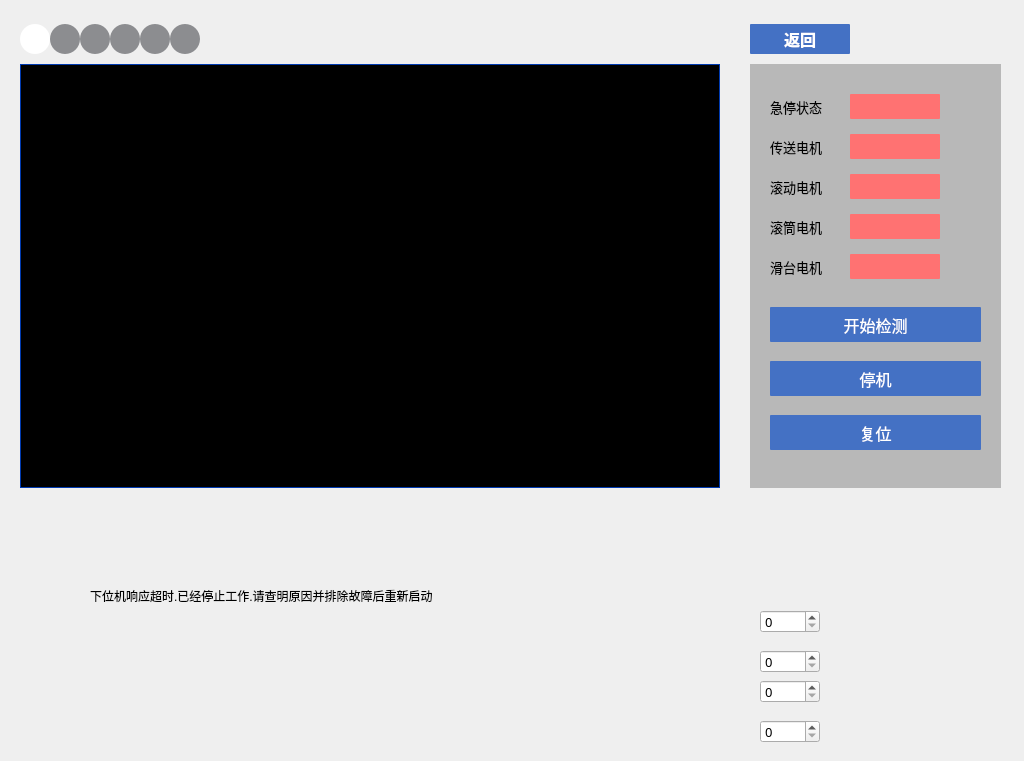
First picture: the form in main_page/screencheck.ui, repository jaueone/Magnetic, before the edit.
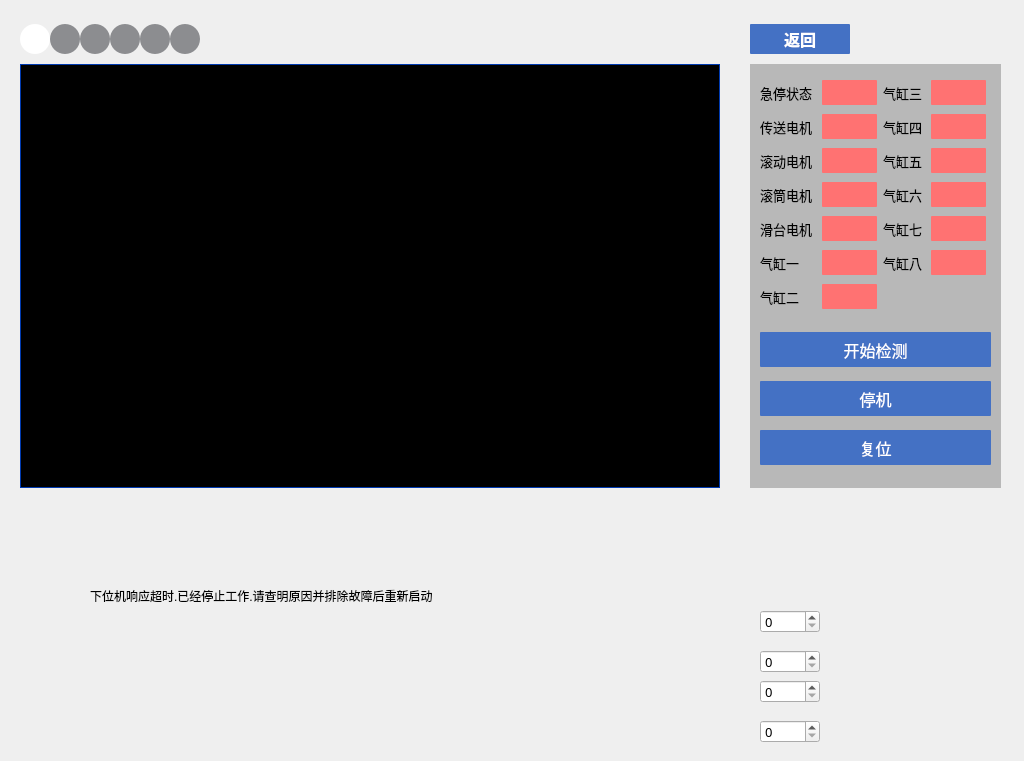
Second picture: the form after the edit.

```diff
--- a/main_page/screencheck.ui
+++ b/main_page/screencheck.ui
@@ -385,22 +385,141 @@
        <number>0</number>
       </property>
       <widget class="QWidget" name="page">
+       <widget class="QWidget" name="verticalLayoutWidget">
+        <property name="geometry">
+         <rect>
+          <x>10</x>
+          <y>260</y>
+          <width>231</width>
+          <height>151</height>
+         </rect>
+        </property>
+        <layout class="QVBoxLayout" name="verticalLayout">
+         <item>
+          <widget class="QPushButton" name="start_check">
+           <property name="minimumSize">
+            <size>
+             <width>0</width>
+             <height>35</height>
+            </size>
+           </property>
+           <property name="font">
+            <font>
+             <family>微软雅黑</family>
+             <pointsize>12</pointsize>
+            </font>
+           </property>
+           <property name="styleSheet">
+            <string notr="true">QPushButton{color:white;background-color: rgb(68, 113, 196);border-radius:1px}
+QPushButton::pressed{background-color: rgb(142, 170, 220);}</string>
+           </property>
+           <property name="text">
+            <string>开始检测</string>
+           </property>
+          </widget>
+         </item>
+         <item>
+          <widget class="QPushButton" name="pushButton_17">
+           <property name="minimumSize">
+            <size>
+             <width>0</width>
+             <height>35</height>
+            </size>
+           </property>
+           <property name="font">
+            <font>
+             <family>微软雅黑</family>
+             <pointsize>12</pointsize>
+            </font>
+           </property>
+           <property name="styleSheet">
+            <string notr="true">QPushButton{color:white;background-color: rgb(68, 113, 196);border-radius:1px}
+QPushButton::pressed{background-color: rgb(142, 170, 220);}</string>
+           </property>
+           <property name="text">
+            <string>停机</string>
+           </property>
+          </widget>
+         </item>
+         <item>
+          <widget class="QPushButton" name="pushButton_18">
+           <property name="minimumSize">
+            <size>
+             <width>0</width>
+             <height>35</height>
+            </size>
+           </property>
+           <property name="font">
+            <font>
+             <family>微软雅黑</family>
+             <pointsize>12</pointsize>
+            </font>
+           </property>
+           <property name="styleSheet">
+            <string notr="true">QPushButton{color:white;background-color: rgb(68, 113, 196);border-radius:1px}
+QPushButton::pressed{background-color: rgb(142, 170, 220);}</string>
+           </property>
+           <property name="text">
+            <string>复位</string>
+           </property>
+          </widget>
+         </item>
+        </layout>
+       </widget>
        <widget class="QWidget" name="gridLayoutWidget_2">
         <property name="geometry">
          <rect>
-          <x>20</x>
-          <y>30</y>
-          <width>170</width>
-          <height>187</height>
+          <x>10</x>
+          <y>10</y>
+          <width>231</width>
+          <height>241</height>
          </rect>
         </property>
         <layout class="QGridLayout" name="gridLayout_2">
-         <property name="horizontalSpacing">
-          <number>26</number>
+         <property name="topMargin">
+          <number>3</number>
          </property>
-         <property name="verticalSpacing">
-          <number>15</number>
+         <property name="rightMargin">
+          <number>5</number>
          </property>
+         <property name="bottomMargin">
+          <number>3</number>
+         </property>
+         <property name="spacing">
+          <number>6</number>
+         </property>
+         <item row="1" column="1">
+          <widget class="QPushButton" name="motor_1">
+           <property name="enabled">
+            <bool>false</bool>
+           </property>
+           <property name="minimumSize">
+            <size>
+             <width>0</width>
+             <height>25</height>
+            </size>
+           </property>
+           <property name="font">
+            <font>
+             <family>微软雅黑</family>
+             <pointsize>10</pointsize>
+            </font>
+           </property>
+           <property name="styleSheet">
+            <string notr="true">QPushButton{color:black;background-color:rgb(255, 114, 114);border-radius:1px}
+QPushButton::checked{background-color:rgb(47, 255, 168);}</string>
+           </property>
+           <property name="text">
+            <string/>
+           </property>
+           <property name="checkable">
+            <bool>true</bool>
+           </property>
+           <property name="checked">
+            <bool>false</bool>
+           </property>
+          </widget>
+         </item>
          <item row="2" column="1">
           <widget class="QPushButton" name="motor_2">
            <property name="enabled">
@@ -430,6 +549,106 @@
            </property>
           </widget>
          </item>
+         <item row="4" column="1">
+          <widget class="QPushButton" name="motor_4">
+           <property name="enabled">
+            <bool>false</bool>
+           </property>
+           <property name="minimumSize">
+            <size>
+             <width>0</width>
+             <height>25</height>
+            </size>
+           </property>
+           <property name="font">
+            <font>
+             <family>微软雅黑</family>
+             <pointsize>10</pointsize>
+            </font>
+           </property>
+           <property name="styleSheet">
+            <string notr="true">QPushButton{color:black;background-color:rgb(255, 114, 114);border-radius:1px}
+QPushButton::checked{background-color:rgb(47, 255, 168);}</string>
+           </property>
+           <property name="text">
+            <string/>
+           </property>
+           <property name="checkable">
+            <bool>true</bool>
+           </property>
+          </widget>
+         </item>
+         <item row="4" column="2">
+          <widget class="QLabel" name="label_31">
+           <property name="font">
+            <font>
+             <family>微软雅黑</family>
+             <pointsize>10</pointsize>
+            </font>
+           </property>
+           <property name="text">
+            <string>气缸七</string>
+           </property>
+          </widget>
+         </item>
+         <item row="6" column="1">
+          <widget class="QPushButton" name="cylinder_2">
+           <property name="enabled">
+            <bool>false</bool>
+           </property>
+           <property name="minimumSize">
+            <size>
+             <width>0</width>
+             <height>25</height>
+            </size>
+           </property>
+           <property name="font">
+            <font>
+             <family>微软雅黑</family>
+             <pointsize>10</pointsize>
+            </font>
+           </property>
+           <property name="styleSheet">
+            <string notr="true">QPushButton{color:black;background-color:rgb(255, 114, 114);border-radius:1px}
+QPushButton::checked{background-color:rgb(47, 255, 168);}</string>
+           </property>
+           <property name="text">
+            <string/>
+           </property>
+           <property name="checkable">
+            <bool>true</bool>
+           </property>
+          </widget>
+         </item>
+         <item row="3" column="1">
+          <widget class="QPushButton" name="motor_3">
+           <property name="enabled">
+            <bool>false</bool>
+           </property>
+           <property name="minimumSize">
+            <size>
+             <width>0</width>
+             <height>25</height>
+            </size>
+           </property>
+           <property name="font">
+            <font>
+             <family>微软雅黑</family>
+             <pointsize>10</pointsize>
+            </font>
+           </property>
+           <property name="styleSheet">
+            <string notr="true">QPushButton{color:black;background-color:rgb(255, 114, 114);border-radius:1px}
+QPushButton::checked{background-color:rgb(47, 255, 168);}</string>
+           </property>
+           <property name="text">
+            <string/>
+           </property>
+           <property name="checkable">
+            <bool>true</bool>
+           </property>
+          </widget>
+         </item>
          <item row="3" column="0">
           <widget class="QLabel" name="label_23">
            <property name="font">
@@ -443,6 +662,19 @@
            </property>
           </widget>
          </item>
+         <item row="0" column="0">
+          <widget class="QLabel" name="label_20">
+           <property name="font">
+            <font>
+             <family>微软雅黑</family>
+             <pointsize>10</pointsize>
+            </font>
+           </property>
+           <property name="text">
+            <string>急停状态 </string>
+           </property>
+          </widget>
+         </item>
          <item row="2" column="0">
           <widget class="QLabel" name="label_22">
            <property name="font">
@@ -456,16 +688,32 @@
            </property>
           </widget>
          </item>
-         <item row="1" column="0">
-          <widget class="QLabel" name="label_21">
+         <item row="5" column="1">
+          <widget class="QPushButton" name="cylinder_1">
+           <property name="enabled">
+            <bool>false</bool>
+           </property>
+           <property name="minimumSize">
+            <size>
+             <width>0</width>
+             <height>25</height>
+            </size>
+           </property>
            <property name="font">
             <font>
              <family>微软雅黑</family>
              <pointsize>10</pointsize>
             </font>
            </property>
+           <property name="styleSheet">
+            <string notr="true">QPushButton{color:black;background-color:rgb(255, 114, 114);border-radius:1px}
+QPushButton::checked{background-color:rgb(47, 255, 168);}</string>
+           </property>
            <property name="text">
-            <string>传送电机</string>
+            <string/>
+           </property>
+           <property name="checkable">
+            <bool>true</bool>
            </property>
           </widget>
          </item>
@@ -476,7 +724,7 @@
            </property>
            <property name="minimumSize">
             <size>
-             <width>90</width>
+             <width>55</width>
              <height>25</height>
             </size>
            </property>
@@ -507,8 +755,8 @@
            </property>
           </widget>
          </item>
-         <item row="0" column="0">
-          <widget class="QLabel" name="label_20">
+         <item row="3" column="2">
+          <widget class="QLabel" name="label_30">
            <property name="font">
             <font>
              <family>微软雅黑</family>
@@ -516,7 +764,85 @@
             </font>
            </property>
            <property name="text">
-            <string>急停状态</string>
+            <string>气缸六</string>
+           </property>
+          </widget>
+         </item>
+         <item row="5" column="2">
+          <widget class="QLabel" name="label_32">
+           <property name="font">
+            <font>
+             <family>微软雅黑</family>
+             <pointsize>10</pointsize>
+            </font>
+           </property>
+           <property name="text">
+            <string>气缸八</string>
+           </property>
+          </widget>
+         </item>
+         <item row="1" column="2">
+          <widget class="QLabel" name="label_28">
+           <property name="font">
+            <font>
+             <family>微软雅黑</family>
+             <pointsize>10</pointsize>
+            </font>
+           </property>
+           <property name="text">
+            <string>气缸四</string>
+           </property>
+          </widget>
+         </item>
+         <item row="0" column="2">
+          <widget class="QLabel" name="label_27">
+           <property name="font">
+            <font>
+             <family>微软雅黑</family>
+             <pointsize>10</pointsize>
+            </font>
+           </property>
+           <property name="text">
+            <string>气缸三</string>
+           </property>
+          </widget>
+         </item>
+         <item row="2" column="2">
+          <widget class="QLabel" name="label_29">
+           <property name="font">
+            <font>
+             <family>微软雅黑</family>
+             <pointsize>10</pointsize>
+            </font>
+           </property>
+           <property name="text">
+            <string>气缸五</string>
+           </property>
+          </widget>
+         </item>
+         <item row="5" column="0">
+          <widget class="QLabel" name="label_25">
+           <property name="font">
+            <font>
+             <family>微软雅黑</family>
+             <pointsize>10</pointsize>
+            </font>
+           </property>
+           <property name="text">
+            <string>气缸一</string>
+           </property>
+          </widget>
+         </item>
+         <item row="6" column="0">
+          <widget class="QLabel" name="label_26">
+           <property name="font">
+            <font>
+             <family>微软雅黑</family>
+             <pointsize>10</pointsize>
+            </font>
+           </property>
+           <property name="text">
+            <string>气缸二</string>
            </property>
           </widget>
          </item>
@@ -533,17 +859,36 @@
            </property>
           </widget>
          </item>
-         <item row="1" column="1">
-          <widget class="QPushButton" name="motor_1">
+         <item row="1" column="0">
+          <widget class="QLabel" name="label_21">
+           <property name="font">
+            <font>
+             <family>微软雅黑</family>
+             <pointsize>10</pointsize>
+            </font>
+           </property>
+           <property name="text">
+            <string>传送电机</string>
+           </property>
+          </widget>
+         </item>
+         <item row="0" column="3">
+          <widget class="QPushButton" name="cylinder_3">
            <property name="enabled">
             <bool>false</bool>
            </property>
            <property name="minimumSize">
             <size>
-             <width>0</width>
+             <width>55</width>
              <height>25</height>
             </size>
            </property>
+           <property name="maximumSize">
+            <size>
+             <width>25</width>
+             <height>16777215</height>
+            </size>
+           </property>
            <property name="font">
             <font>
              <family>微软雅黑</family>
@@ -551,7 +896,7 @@
             </font>
            </property>
            <property name="styleSheet">
-            <string notr="true">QPushButton{color:black;background-color:rgb(255, 114, 114);border-radius:1px}
+            <string notr="true">QPushButton{color:black;background-color:rgb(255, 114, 114);border-radius:1px;}
 QPushButton::checked{background-color:rgb(47, 255, 168);}</string>
            </property>
            <property name="text">
@@ -565,8 +910,8 @@
            </property>
           </widget>
          </item>
-         <item row="3" column="1">
-          <widget class="QPushButton" name="motor_3">
+         <item row="1" column="3">
+          <widget class="QPushButton" name="cylinder_4">
            <property name="enabled">
             <bool>false</bool>
            </property>
@@ -594,8 +939,8 @@
            </property>
           </widget>
          </item>
-         <item row="4" column="1">
-          <widget class="QPushButton" name="motor_4">
+         <item row="2" column="3">
+          <widget class="QPushButton" name="cylinder_5">
            <property name="enabled">
             <bool>false</bool>
            </property>
@@ -623,84 +968,90 @@
            </property>
           </widget>
          </item>
-        </layout>
-       </widget>
-       <widget class="QWidget" name="verticalLayoutWidget">
-        <property name="geometry">
-         <rect>
-          <x>20</x>
-          <y>230</y>
-          <width>211</width>
-          <height>171</height>
-         </rect>
-        </property>
-        <layout class="QVBoxLayout" name="verticalLayout">
-         <item>
-          <widget class="QPushButton" name="start_check">
+         <item row="3" column="3">
+          <widget class="QPushButton" name="cylinder_6">
+           <property name="enabled">
+            <bool>false</bool>
+           </property>
            <property name="minimumSize">
             <size>
              <width>0</width>
-             <height>35</height>
+             <height>25</height>
             </size>
            </property>
            <property name="font">
             <font>
              <family>微软雅黑</family>
-             <pointsize>12</pointsize>
+             <pointsize>10</pointsize>
             </font>
            </property>
            <property name="styleSheet">
-            <string notr="true">QPushButton{color:white;background-color: rgb(68, 113, 196);border-radius:1px}
-QPushButton::pressed{background-color: rgb(142, 170, 220);}</string>
+            <string notr="true">QPushButton{color:black;background-color:rgb(255, 114, 114);border-radius:1px}
+QPushButton::checked{background-color:rgb(47, 255, 168);}</string>
            </property>
            <property name="text">
-            <string>开始检测</string>
+            <string/>
            </property>
+           <property name="checkable">
+            <bool>true</bool>
+           </property>
           </widget>
          </item>
-         <item>
-          <widget class="QPushButton" name="pushButton_17">
+         <item row="4" column="3">
+          <widget class="QPushButton" name="cylinder_7">
+           <property name="enabled">
+            <bool>false</bool>
+           </property>
            <property name="minimumSize">
             <size>
              <width>0</width>
-             <height>35</height>
+             <height>25</height>
             </size>
            </property>
            <property name="font">
             <font>
              <family>微软雅黑</family>
-             <pointsize>12</pointsize>
+             <pointsize>10</pointsize>
             </font>
            </property>
            <property name="styleSheet">
-            <string notr="true">QPushButton{color:white;background-color: rgb(68, 113, 196);border-radius:1px}
-QPushButton::pressed{background-color: rgb(142, 170, 220);}</string>
+            <string notr="true">QPushButton{color:black;background-color:rgb(255, 114, 114);border-radius:1px}
+QPushButton::checked{background-color:rgb(47, 255, 168);}</string>
            </property>
            <property name="text">
-            <string>停机</string>
+            <string/>
            </property>
+           <property name="checkable">
+            <bool>true</bool>
+           </property>
           </widget>
          </item>
-         <item>
-          <widget class="QPushButton" name="pushButton_18">
+         <item row="5" column="3">
+          <widget class="QPushButton" name="cylinder_8">
+           <property name="enabled">
+            <bool>false</bool>
+           </property>
            <property name="minimumSize">
             <size>
              <width>0</width>
-             <height>35</height>
+             <height>25</height>
             </size>
            </property>
            <property name="font">
             <font>
              <family>微软雅黑</family>
-             <pointsize>12</pointsize>
+             <pointsize>10</pointsize>
             </font>
            </property>
            <property name="styleSheet">
-            <string notr="true">QPushButton{color:white;background-color: rgb(68, 113, 196);border-radius:1px}
-QPushButton::pressed{background-color: rgb(142, 170, 220);}</string>
+            <string notr="true">QPushButton{color:black;background-color:rgb(255, 114, 114);border-radius:1px}
+QPushButton::checked{background-color:rgb(47, 255, 168);}</string>
            </property>
            <property name="text">
-            <string>复位</string>
+            <string/>
+           </property>
+           <property name="checkable">
+            <bool>true</bool>
            </property>
           </widget>
          </item>
```
Left out of the diff: 11 changed lines with no effect on the pictures.
